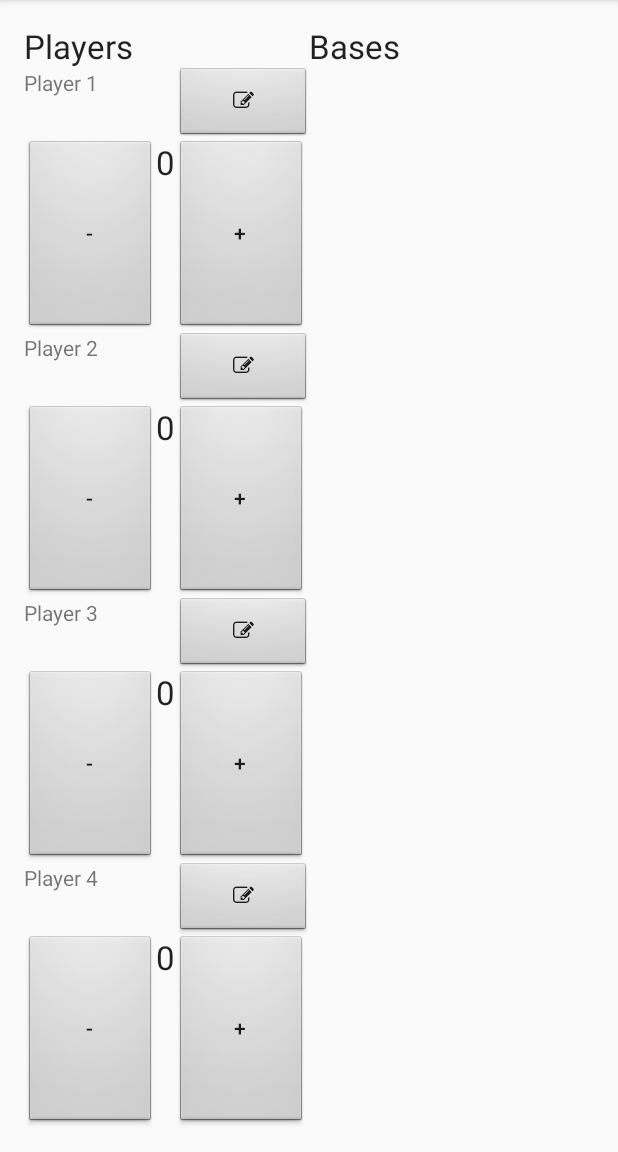
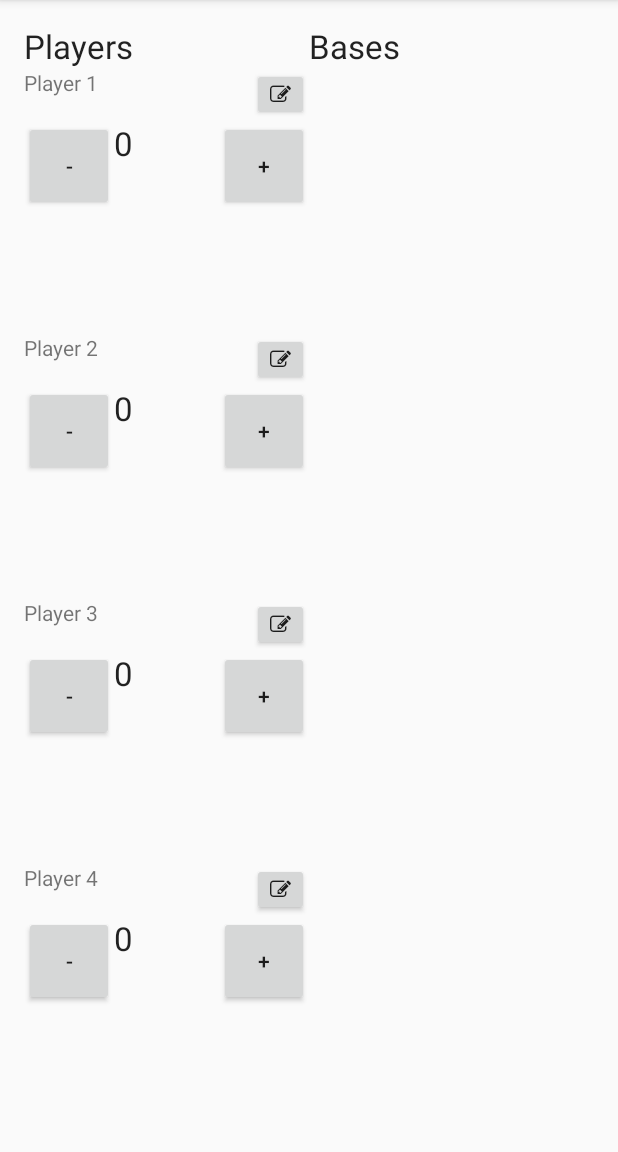
Before and after one commit to BenignBeppe/SmashUpCompanion, an Android app: the screen it shows after launch (MainActivity), on a phone screen of 412 x 824 dp, the part 84-1236 px from its top. Run offline under Robolectric (Android 15) with nearby library versions, the phone set to English and light mode, and no system bars.

Commit message:
A bit of styling of the player elements.

```diff
--- a/app/src/main/res/layout/player.xml
+++ b/app/src/main/res/layout/player.xml
@@ -18,31 +18,36 @@
             android:id="@+id/edit"
             android:layout_width="wrap_content"
             android:layout_height="wrap_content"
-            android:background="@android:drawable/btn_default_small"
-            android:text="@string/editIcon"
-            android:layout_gravity="end" />
+            android:layout_gravity="end"
+            android:minWidth="0dp"
+            android:minHeight="0dp"
+            android:text="@string/editIcon" />
     </LinearLayout>
     <LinearLayout
-            android:layout_width="wrap_content"
+            android:layout_width="fill_parent"
             android:layout_height="fill_parent"
             android:orientation="horizontal">
         <Button
             android:id="@+id/decrease"
             android:layout_width="wrap_content"
-            android:layout_height="fill_parent"
-            android:text="@string/decrease"
-            android:background="@android:drawable/btn_default" />
+            android:layout_height="wrap_content"
+            android:minWidth="60dp"
+            android:minHeight="60dp"
+            android:text="@string/decrease" />
         <TextView
             android:id="@+id/points"
-            android:layout_width="fill_parent"
+            android:layout_width="0dp"
             android:layout_height="fill_parent"
+            android:layout_gravity="end"
+            android:layout_weight="1"
             android:text="0"
             android:textAppearance="?android:attr/textAppearanceLarge" />
         <Button
             android:id="@+id/increase"
             android:layout_width="wrap_content"
-            android:layout_height="fill_parent"
-            android:text="@string/increase"
-            android:background="@android:drawable/btn_default" />
+            android:layout_height="wrap_content"
+            android:minWidth="60dp"
+            android:minHeight="60dp"
+            android:text="@string/increase" />
     </LinearLayout>
 </com.github.benignbeppe.smashupcompanion.Player>
```
